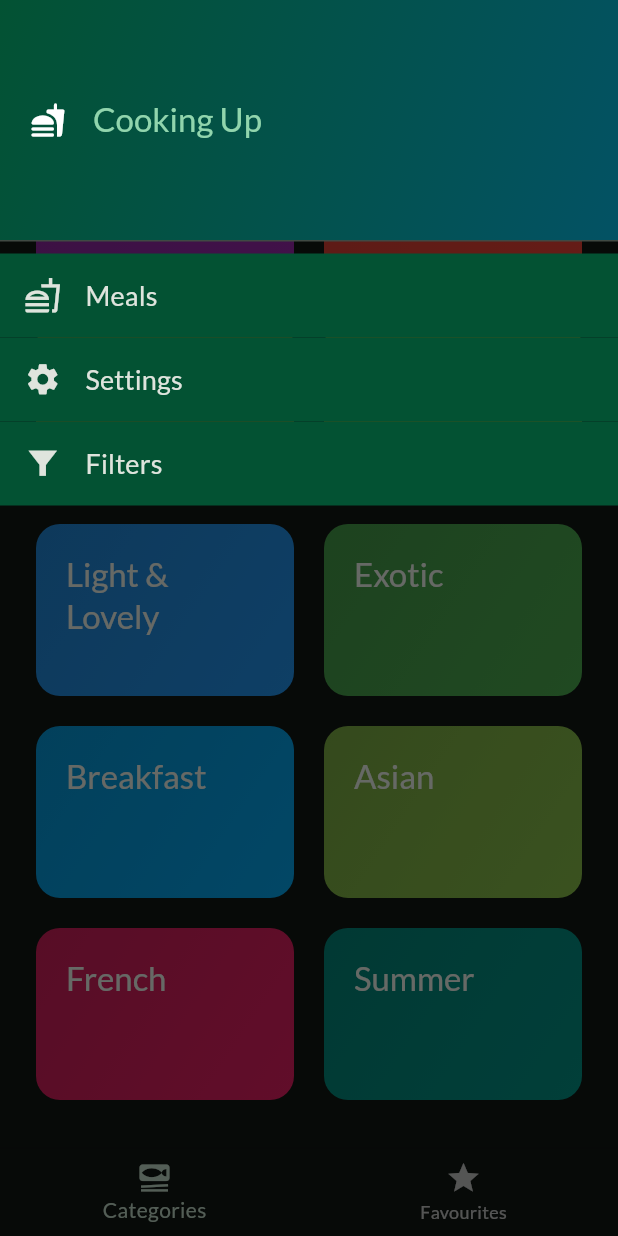
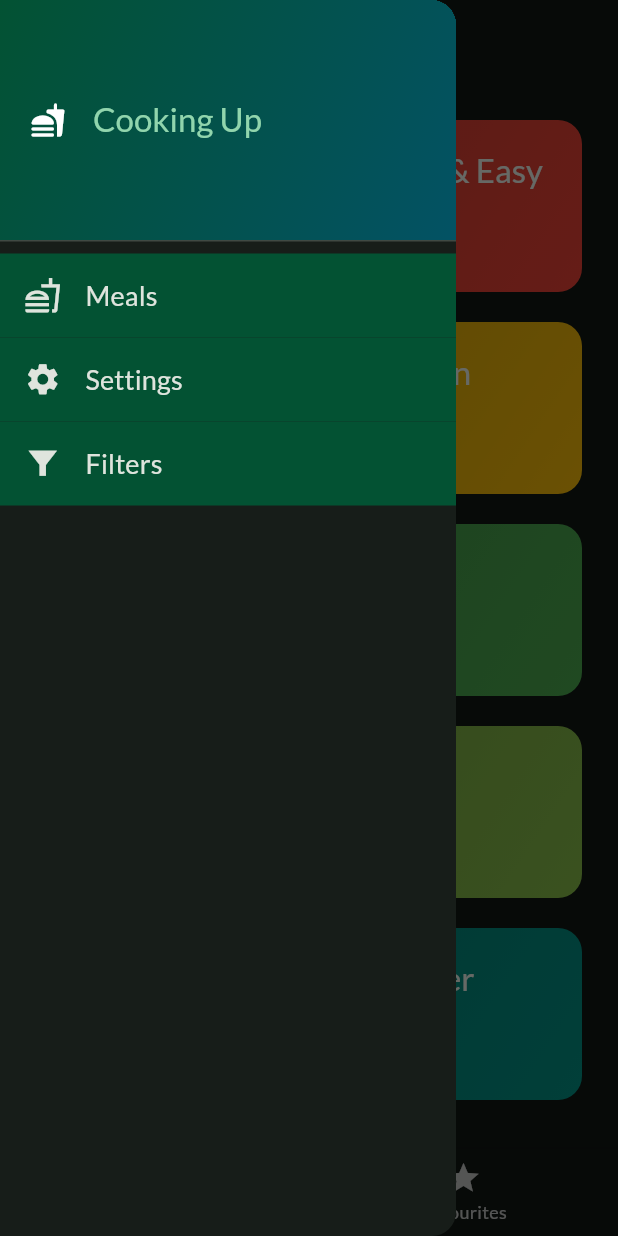
Before and after one commit to Huzaifa-Quadri/Flutter-Meals-App, a Flutter app: the screen it shows after launch, with the side drawer open, on a phone screen of 412 x 824 dp. Run offline on Flutter 3.47's test engine with Material 3 defaults, Android fonts, the phone set to English and light mode, and no system bars; our stand-ins replace google_fonts, transparent_image.

```diff
--- a/lib/screens/tabs.dart
+++ b/lib/screens/tabs.dart
@@ -9,8 +9,8 @@ import 'package:meals/widjets/appdrawer.dart';
 const kInitialFilters = {
   Filter.glutenFree : false,
   Filter.lactoseFree : false,
+  Filter.vegetarian : false,
   Filter.vegan : false,
-  Filter.vegetarian : false,
 };
 
 class TabsScreen extends StatefulWidget {
@@ -57,12 +57,16 @@ class _TabsScreenState extends State<TabsScreen> {
   void _setScreen(String identifier)async{                // For filter option in app drawer item onClick
     Navigator.pop(context); //App drawer only opens on category screen so it is right to close it if anyone click Meals
     if(identifier == 'filters'){
-      final result = await Navigator.push<Map<Filter, bool>>(
+      final result = await Navigator.push<Map<Filter, bool>>
+      (
         context,
-        MaterialPageRoute(builder: (ctx) => const Filters()));
+        MaterialPageRoute(builder: (ctx) => Filters(currentorsavedfilters: _selectedfilters)),
+      );
       print(result);
 
-      _selectedfilters = result ?? kInitialFilters;
+      setState(() {
+        _selectedfilters = result ?? kInitialFilters;
+      });
 
     }
   }
@@ -73,13 +77,13 @@ class _TabsScreenState extends State<TabsScreen> {
       if(_selectedfilters[Filter.glutenFree]! && !meal.isGlutenFree){  //* _selectedfilters[Filter.glutenFree]! is true if it is toggeled in filter option and
         return false;                                                  //* !meal.isGlutenFree is true if an indivisual meal is not gluten free so T && T = T where we return false to not select meal
       }
-      if(_selectedfilters[Filter.glutenFree]! && !meal.isGlutenFree){
+      if(_selectedfilters[Filter.lactoseFree]! && !meal.isLactoseFree){
         return false;
       }
-      if(_selectedfilters[Filter.glutenFree]! && !meal.isGlutenFree){
+      if(_selectedfilters[Filter.vegetarian]! && !meal.isVegetarian){
         return false;
       }
-      if(_selectedfilters[Filter.glutenFree]! && !meal.isGlutenFree){
+      if(_selectedfilters[Filter.vegan]! && !meal.isVegan){
         return false;
       }
       return true;
--- a/lib/widjets/appdrawer.dart
+++ b/lib/widjets/appdrawer.dart
@@ -8,7 +8,8 @@ class AppDrawer extends StatelessWidget {
 
   @override
   Widget build(BuildContext context) {
-    return Column(
+    return Drawer(
+      child: Column(
         children: [
           DrawerHeader(
             padding: const EdgeInsets.all(20),
@@ -38,6 +39,7 @@ class AppDrawer extends StatelessWidget {
           DrawerItem(icon: Icons.settings, title: "settings", onSelectScreen: onSelectScreen),
           DrawerItem(icon: Icons.filter_alt_sharp, title: "filters", onSelectScreen: onSelectScreen,)
         ],
+      ),
     );
 
   }
--- a/lib/widjets/drawer_item.dart
+++ b/lib/widjets/drawer_item.dart
@@ -2,6 +2,7 @@ import 'package:flutter/material.dart';
 
 class DrawerItem extends StatelessWidget {
   const DrawerItem({super.key, required this.icon, required this.title, required this.onSelectScreen});
+
   final void Function (String identifier) onSelectScreen;
   final String title;
   final IconData icon;
```
Also changed, not shown: lib/screens/filters.dart (+14 -2 lines). Lines whose indentation alone changed are shown as unchanged.
